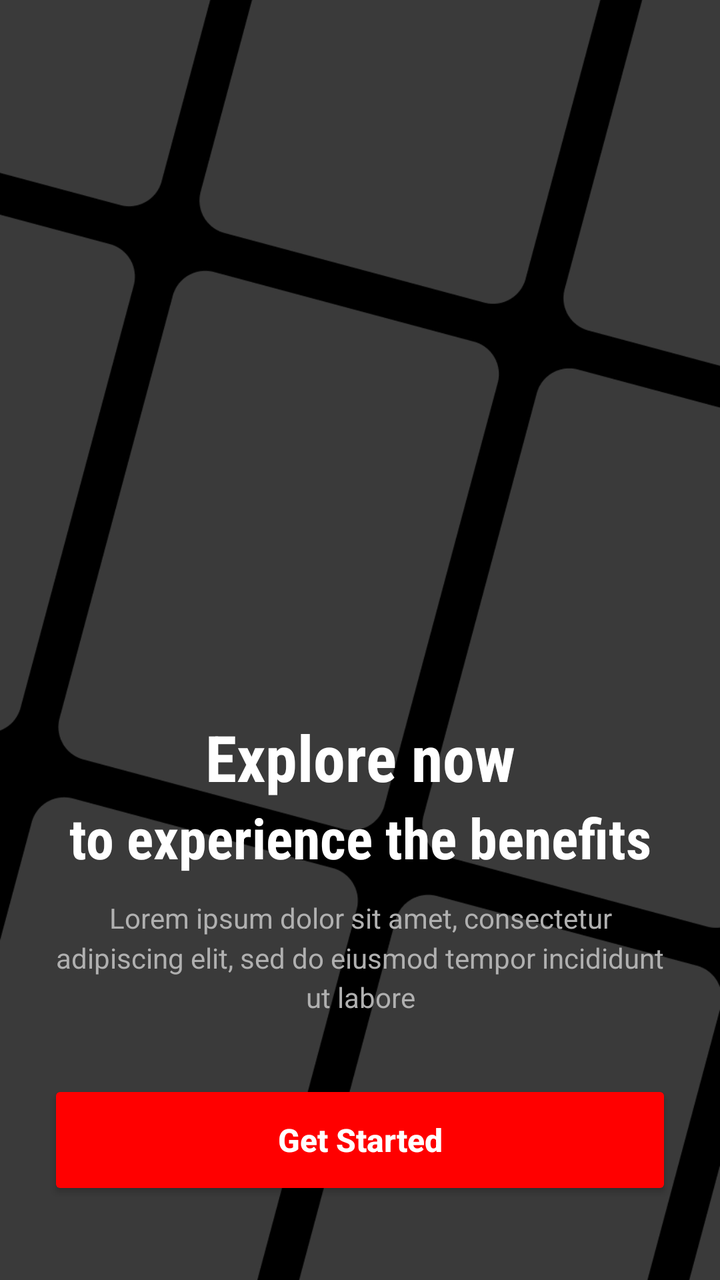
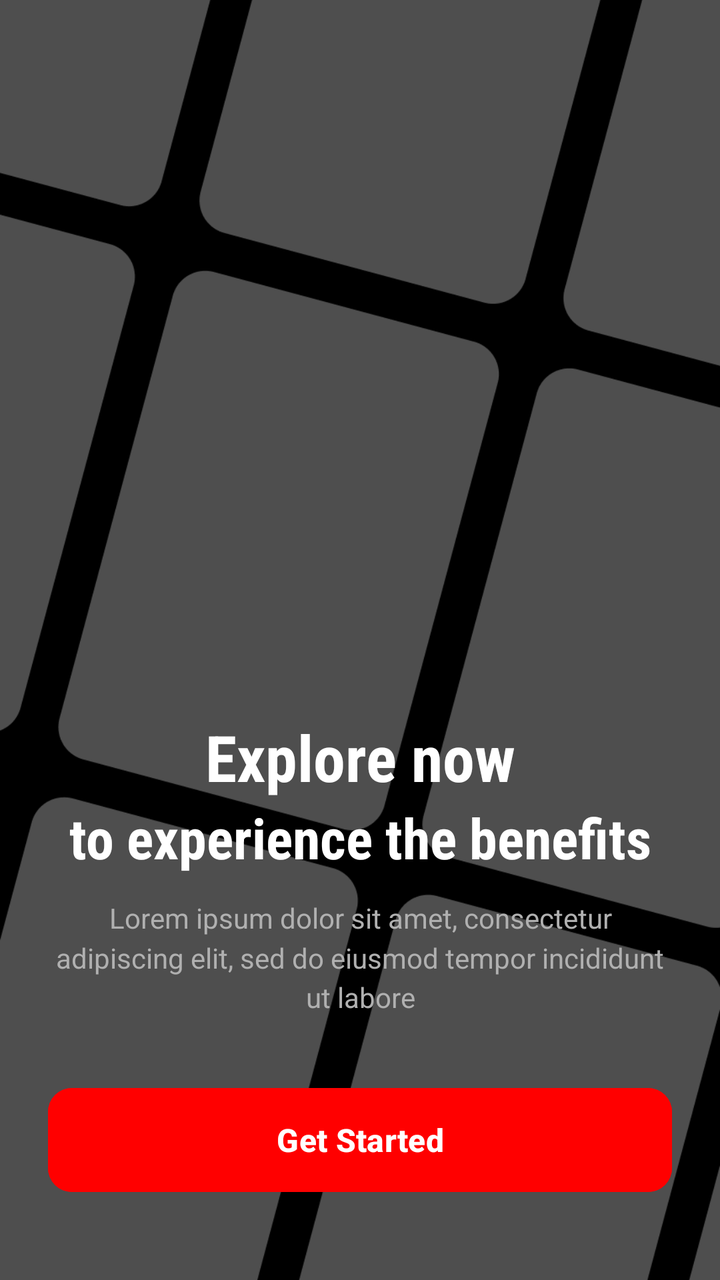

Screens rendered from an Android XML layout before and after an edit, with the pre-edit source and the edit as a unified diff.
<!-- AndroidManifest.xml: activity theme Theme.CineFAST -->
<!-- res/layout/activity_onboarding.xml -->
<?xml version="1.0" encoding="utf-8"?>
<RelativeLayout xmlns:android="http://schemas.android.com/apk/res/android"
    xmlns:app="http://schemas.android.com/apk/res-auto"
    android:layout_width="match_parent"
    android:layout_height="match_parent"
    android:background="#000000">

    
    <ImageView
        android:layout_width="match_parent"
        android:layout_height="match_parent"
        android:src="@drawable/onboarding_bg"
        android:scaleType="centerCrop"
        android:alpha="0.3"
        android:background="#000000"
        android:contentDescription="Background Pattern" />

    
    <LinearLayout
        android:layout_width="match_parent"
        android:layout_height="match_parent"
        android:orientation="vertical"
        android:gravity="bottom"
        android:padding="24dp">

        
        <TextView
            android:layout_width="match_parent"
            android:layout_height="wrap_content"
            android:text="Explore now"
            android:textColor="#FFFFFF"
            android:textSize="32sp"
            android:textStyle="bold"
            android:gravity="center"
            android:fontFamily="sans-serif-condensed" />

        <TextView
            android:layout_width="match_parent"
            android:layout_height="wrap_content"
            android:text="to experience the benefits"
            android:textColor="#FFFFFF"
            android:textSize="28sp"
            android:textStyle="bold"
            android:gravity="center"
            android:layout_marginBottom="12dp"
            android:fontFamily="sans-serif-condensed" />

        
        <TextView
            android:layout_width="match_parent"
            android:layout_height="wrap_content"
            android:text="Lorem ipsum dolor sit amet, consectetur adipiscing elit, sed do eiusmod tempor incididunt ut labore"
            android:textColor="#B0B0B0"
            android:textSize="14sp"
            android:gravity="center"
            android:layout_marginBottom="32dp"
            android:lineSpacingMultiplier="1.2" />

        
        <Button
            android:id="@+id/btnGetStarted"
            android:layout_width="match_parent"
            android:layout_height="60dp"
            android:backgroundTint="#FF0000"
            android:text="Get Started"
            android:textColor="#FFFFFF"
            android:textSize="16sp"
            android:textStyle="bold"
            android:textAllCaps="false"
            android:layout_marginBottom="16dp"
            app:cornerRadius="12dp" />

    </LinearLayout>

</RelativeLayout>
<!-- resources referenced by this layout -->
<resources>
  <!-- drawable onboarding_bg: png bitmap (drawable, 92974 bytes) -->
  <style name="Theme.CineFAST" parent="Base.Theme.CineFAST" />
  <style name="Base.Theme.CineFAST" parent="Theme.Material3.DayNight.NoActionBar">
          
          
      </style>
</resources>

<!-- the commit's change to res/layout/activity_onboarding.xml (unified diff, before → after) -->
@@ -5,17 +5,15 @@
     android:layout_height="match_parent"
     android:background="#000000">
 
-    
     <ImageView
         android:layout_width="match_parent"
         android:layout_height="match_parent"
         android:src="@drawable/onboarding_bg"
         android:scaleType="centerCrop"
-        android:alpha="0.3"
+        android:alpha="0.4"
         android:background="#000000"
         android:contentDescription="Background Pattern" />
 
-    
     <LinearLayout
         android:layout_width="match_parent"
         android:layout_height="match_parent"
@@ -23,7 +21,6 @@
         android:gravity="bottom"
         android:padding="24dp">
 
-        
         <TextView
             android:layout_width="match_parent"
             android:layout_height="wrap_content"
@@ -45,7 +42,6 @@
             android:layout_marginBottom="12dp"
             android:fontFamily="sans-serif-condensed" />
 
-        
         <TextView
             android:layout_width="match_parent"
             android:layout_height="wrap_content"
@@ -55,9 +51,7 @@
             android:gravity="center"
             android:layout_marginBottom="32dp"
             android:lineSpacingMultiplier="1.2" />
-
-        
-        <Button
+        <com.google.android.material.button.MaterialButton
             android:id="@+id/btnGetStarted"
             android:layout_width="match_parent"
             android:layout_height="60dp"
